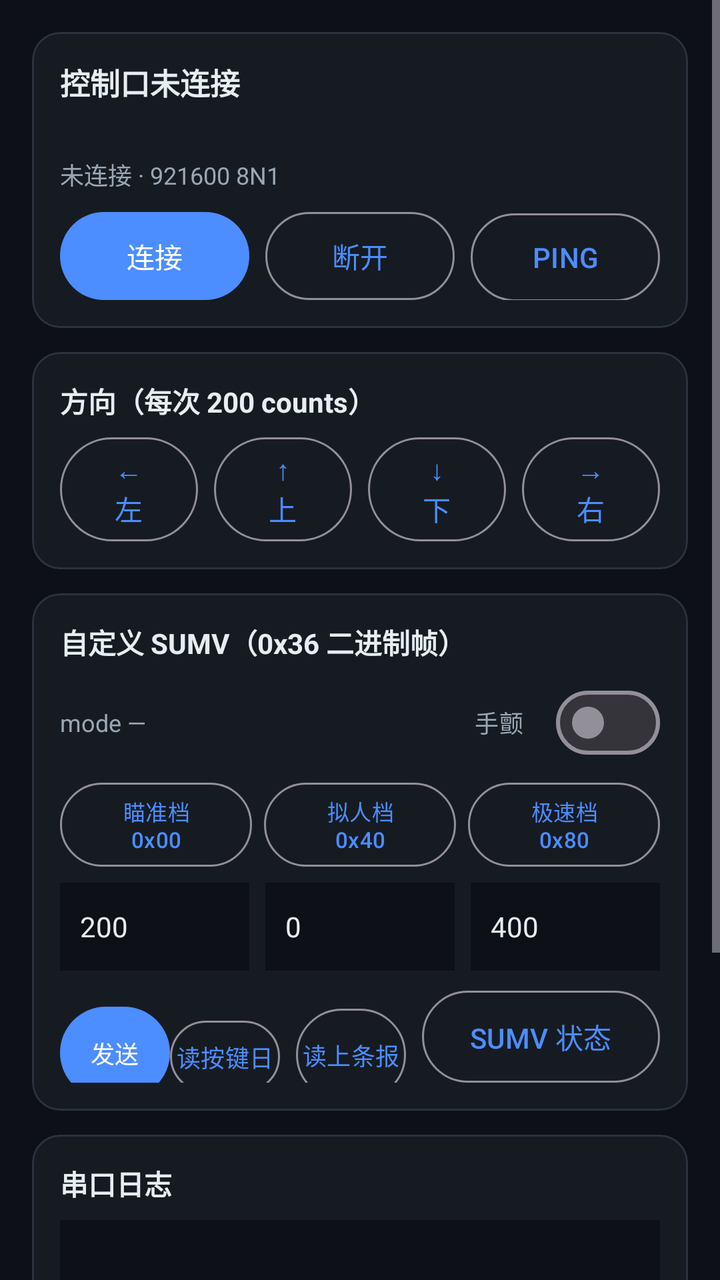
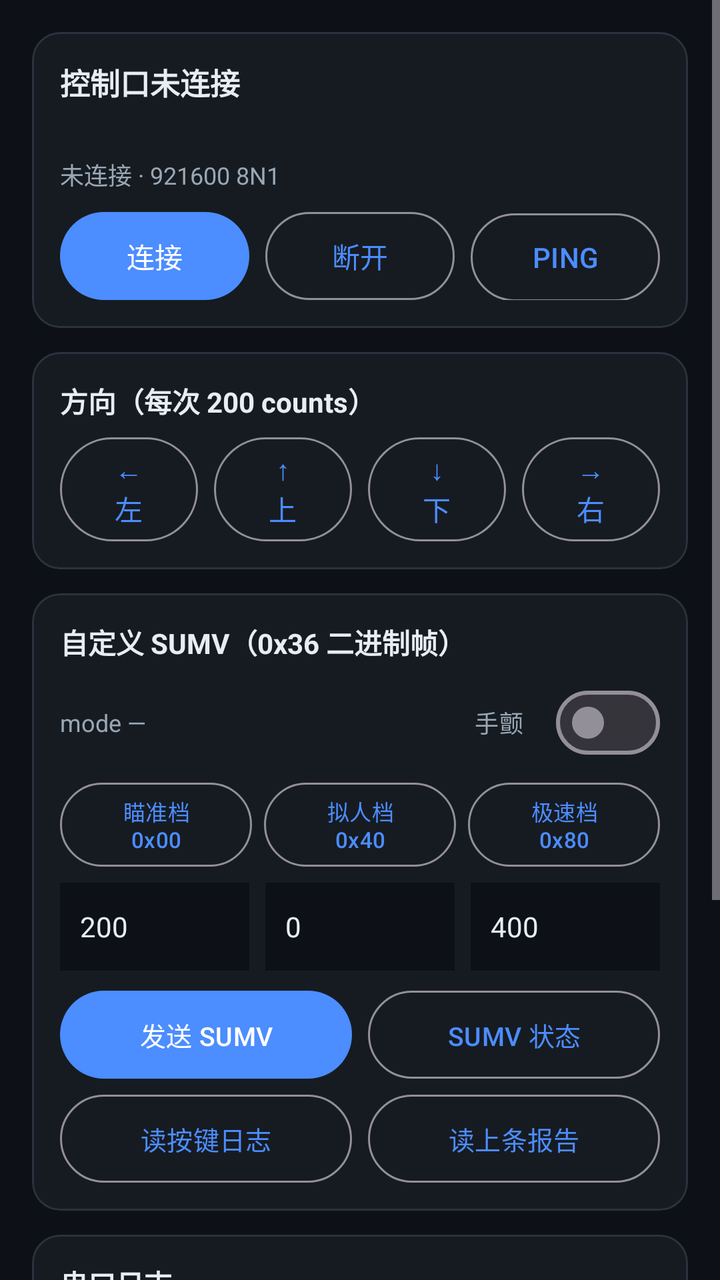

Screens rendered from an Android XML layout before and after an edit, with the pre-edit source and the edit as a unified diff.
<!-- AndroidManifest.xml: application theme Theme.MagicBullet -->
<!-- res/layout/fragment_keys.xml -->
<?xml version="1.0" encoding="utf-8"?>
<ScrollView xmlns:android="http://schemas.android.com/apk/res/android"
    xmlns:app="http://schemas.android.com/apk/res-auto"
    android:layout_width="match_parent"
    android:layout_height="match_parent"
    android:background="@color/bg_root"
    android:fillViewport="true">

    <LinearLayout
        android:layout_width="match_parent"
        android:layout_height="wrap_content"
        android:orientation="vertical"
        android:padding="16dp">

        
        <com.google.android.material.card.MaterialCardView
            android:layout_width="match_parent"
            android:layout_height="wrap_content"
            app:cardBackgroundColor="@color/surface"
            app:cardCornerRadius="14dp"
            app:strokeColor="@color/surface_stroke"
            app:strokeWidth="1dp">

            <LinearLayout
                android:layout_width="match_parent"
                android:layout_height="wrap_content"
                android:orientation="vertical"
                android:padding="14dp">

                <TextView
                    android:id="@+id/keys_status"
                    android:layout_width="match_parent"
                    android:layout_height="wrap_content"
                    android:text="@string/keys_status_idle"
                    android:textColor="@color/text_primary"
                    android:textSize="15sp"
                    android:textStyle="bold" />

                <TextView
                    android:id="@+id/keys_detail"
                    android:layout_width="match_parent"
                    android:layout_height="wrap_content"
                    android:layout_marginTop="4dp"
                    android:textColor="@color/text_secondary"
                    android:textSize="12sp" />

                <TextView
                    android:id="@+id/keys_link"
                    android:layout_width="match_parent"
                    android:layout_height="wrap_content"
                    android:layout_marginTop="6dp"
                    android:text="@string/keys_link_idle"
                    android:textColor="@color/text_secondary"
                    android:textSize="12sp" />

                <LinearLayout
                    android:layout_width="match_parent"
                    android:layout_height="wrap_content"
                    android:layout_marginTop="10dp"
                    android:orientation="horizontal">

                    <com.google.android.material.button.MaterialButton
                        android:id="@+id/keys_connect"
                        android:layout_width="0dp"
                        android:layout_height="44dp"
                        android:layout_weight="1"
                        android:insetTop="0dp"
                        android:insetBottom="0dp"
                        android:text="@string/keys_connect" />

                    <com.google.android.material.button.MaterialButton
                        android:id="@+id/keys_disconnect"
                        style="@style/Widget.Material3.Button.OutlinedButton"
                        android:layout_width="0dp"
                        android:layout_height="44dp"
                        android:layout_marginStart="8dp"
                        android:layout_weight="1"
                        android:insetTop="0dp"
                        android:insetBottom="0dp"
                        android:text="@string/keys_disconnect" />

                    <com.google.android.material.button.MaterialButton
                        android:id="@+id/keys_ping"
                        style="@style/Widget.Material3.Button.OutlinedButton"
                        android:layout_width="0dp"
                        android:layout_height="44dp"
                        android:layout_marginStart="8dp"
                        android:layout_weight="1"
                        android:insetTop="0dp"
                        android:insetBottom="0dp"
                        android:text="@string/keys_ping" />
                </LinearLayout>
            </LinearLayout>
        </com.google.android.material.card.MaterialCardView>

        
        <com.google.android.material.card.MaterialCardView
            android:layout_width="match_parent"
            android:layout_height="wrap_content"
            android:layout_marginTop="12dp"
            app:cardBackgroundColor="@color/surface"
            app:cardCornerRadius="14dp"
            app:strokeColor="@color/surface_stroke"
            app:strokeWidth="1dp">

            <LinearLayout
                android:layout_width="match_parent"
                android:layout_height="wrap_content"
                android:orientation="vertical"
                android:padding="14dp">

                <TextView
                    android:layout_width="match_parent"
                    android:layout_height="wrap_content"
                    android:text="@string/keys_pad_title"
                    android:textColor="@color/text_primary"
                    android:textSize="14sp"
                    android:textStyle="bold" />

                <LinearLayout
                    android:layout_width="match_parent"
                    android:layout_height="wrap_content"
                    android:layout_marginTop="8dp"
                    android:orientation="horizontal">

                    <com.google.android.material.button.MaterialButton
                        android:id="@+id/keys_left"
                        style="@style/Widget.Material3.Button.OutlinedButton"
                        android:layout_width="0dp"
                        android:layout_height="52dp"
                        android:layout_weight="1"
                        android:insetTop="0dp"
                        android:insetBottom="0dp"
                        android:text="@string/keys_left" />

                    <com.google.android.material.button.MaterialButton
                        android:id="@+id/keys_up"
                        style="@style/Widget.Material3.Button.OutlinedButton"
                        android:layout_width="0dp"
                        android:layout_height="52dp"
                        android:layout_marginStart="8dp"
                        android:layout_weight="1"
                        android:insetTop="0dp"
                        android:insetBottom="0dp"
                        android:text="@string/keys_up" />

                    <com.google.android.material.button.MaterialButton
                        android:id="@+id/keys_down"
                        style="@style/Widget.Material3.Button.OutlinedButton"
                        android:layout_width="0dp"
                        android:layout_height="52dp"
                        android:layout_marginStart="8dp"
                        android:layout_weight="1"
                        android:insetTop="0dp"
                        android:insetBottom="0dp"
                        android:text="@string/keys_down" />

                    <com.google.android.material.button.MaterialButton
                        android:id="@+id/keys_right"
                        style="@style/Widget.Material3.Button.OutlinedButton"
                        android:layout_width="0dp"
                        android:layout_height="52dp"
                        android:layout_marginStart="8dp"
                        android:layout_weight="1"
                        android:insetTop="0dp"
                        android:insetBottom="0dp"
                        android:text="@string/keys_right" />
                </LinearLayout>
            </LinearLayout>
        </com.google.android.material.card.MaterialCardView>

        
        <com.google.android.material.card.MaterialCardView
            android:layout_width="match_parent"
            android:layout_height="wrap_content"
            android:layout_marginTop="12dp"
            app:cardBackgroundColor="@color/surface"
            app:cardCornerRadius="14dp"
            app:strokeColor="@color/surface_stroke"
            app:strokeWidth="1dp">

            <LinearLayout
                android:layout_width="match_parent"
                android:layout_height="wrap_content"
                android:orientation="vertical"
                android:padding="14dp">

                <TextView
                    android:layout_width="match_parent"
                    android:layout_height="wrap_content"
                    android:text="@string/keys_sumv_title"
                    android:textColor="@color/text_primary"
                    android:textSize="14sp"
                    android:textStyle="bold" />

                <LinearLayout
                    android:layout_width="match_parent"
                    android:layout_height="wrap_content"
                    android:layout_marginTop="6dp"
                    android:gravity="center_vertical"
                    android:orientation="horizontal">

                    <TextView
                        android:id="@+id/keys_mode"
                        android:layout_width="0dp"
                        android:layout_height="wrap_content"
                        android:layout_weight="1"
                        android:text="@string/keys_mode_unknown"
                        android:textColor="@color/text_secondary"
                        android:textSize="12sp" />

                    <com.google.android.material.materialswitch.MaterialSwitch
                        android:id="@+id/keys_tremor"
                        android:layout_width="wrap_content"
                        android:layout_height="wrap_content"
                        android:text="@string/keys_tremor"
                        android:textColor="@color/text_secondary"
                        android:textSize="12sp" />
                </LinearLayout>

                <LinearLayout
                    android:layout_width="match_parent"
                    android:layout_height="wrap_content"
                    android:layout_marginTop="6dp"
                    android:orientation="horizontal">

                    <com.google.android.material.button.MaterialButton
                        android:id="@+id/keys_mode_aim"
                        style="@style/Widget.Material3.Button.OutlinedButton"
                        android:layout_width="0dp"
                        android:layout_height="42dp"
                        android:layout_weight="1"
                        android:insetTop="0dp"
                        android:insetBottom="0dp"
                        android:text="@string/keys_mode_aim"
                        android:textSize="11sp" />

                    <com.google.android.material.button.MaterialButton
                        android:id="@+id/keys_mode_human"
                        style="@style/Widget.Material3.Button.OutlinedButton"
                        android:layout_width="0dp"
                        android:layout_height="42dp"
                        android:layout_marginStart="6dp"
                        android:layout_weight="1"
                        android:insetTop="0dp"
                        android:insetBottom="0dp"
                        android:text="@string/keys_mode_human"
                        android:textSize="11sp" />

                    <com.google.android.material.button.MaterialButton
                        android:id="@+id/keys_mode_turbo"
                        style="@style/Widget.Material3.Button.OutlinedButton"
                        android:layout_width="0dp"
                        android:layout_height="42dp"
                        android:layout_marginStart="6dp"
                        android:layout_weight="1"
                        android:insetTop="0dp"
                        android:insetBottom="0dp"
                        android:text="@string/keys_mode_turbo"
                        android:textSize="11sp" />
                </LinearLayout>

                <LinearLayout
                    android:layout_width="match_parent"
                    android:layout_height="wrap_content"
                    android:layout_marginTop="8dp"
                    android:orientation="horizontal">

                    <EditText
                        android:id="@+id/keys_dx"
                        android:layout_width="0dp"
                        android:layout_height="44dp"
                        android:layout_weight="1"
                        android:autofillHints="none"
                        android:background="@color/bg_root"
                        android:hint="@string/keys_dx_hint"
                        android:importantForAutofill="no"
                        android:inputType="numberSigned"
                        android:paddingStart="10dp"
                        android:paddingEnd="10dp"
                        android:text="@string/keys_dx_default"
                        android:textColor="@color/text_primary"
                        android:textSize="14sp" />

                    <EditText
                        android:id="@+id/keys_dy"
                        android:layout_width="0dp"
                        android:layout_height="44dp"
                        android:layout_marginStart="8dp"
                        android:layout_weight="1"
                        android:autofillHints="none"
                        android:background="@color/bg_root"
                        android:hint="@string/keys_dy_hint"
                        android:importantForAutofill="no"
                        android:inputType="numberSigned"
                        android:paddingStart="10dp"
                        android:paddingEnd="10dp"
                        android:text="@string/keys_dy_default"
                        android:textColor="@color/text_primary"
                        android:textSize="14sp" />

                    <EditText
                        android:id="@+id/keys_speed"
                        android:layout_width="0dp"
                        android:layout_height="44dp"
                        android:layout_marginStart="8dp"
                        android:layout_weight="1"
                        android:autofillHints="none"
                        android:background="@color/bg_root"
                        android:hint="@string/keys_speed_hint"
                        android:importantForAutofill="no"
                        android:inputType="number"
                        android:paddingStart="10dp"
                        android:paddingEnd="10dp"
                        android:text="@string/keys_speed_default"
                        android:textColor="@color/text_primary"
                        android:textSize="14sp" />
                </LinearLayout>

                <LinearLayout
                    android:layout_width="match_parent"
                    android:layout_height="46dp"
                    android:layout_marginTop="10dp"
                    android:orientation="horizontal">

                    <com.google.android.material.button.MaterialButton
                        android:id="@+id/keys_send"
                        android:layout_width="0dp"
                        android:layout_height="46dp"
                        android:layout_weight="1"
                        android:insetLeft="0dp"
                        android:insetRight="0dp"
                        android:insetTop="0dp"
                        android:insetBottom="0dp"
                        android:maxLines="1"
                        android:paddingHorizontal="0dp"
                        android:text="@string/keys_send"
                        android:textSize="12sp" />

                    <com.google.android.material.button.MaterialButton
                        android:id="@+id/keys_btn_log"
                        style="@style/Widget.Material3.Button.OutlinedButton"
                        android:layout_width="0dp"
                        android:layout_height="44dp"
                        android:layout_marginTop="6dp"
                        android:layout_weight="1"
                        android:insetLeft="0dp"
                        android:insetRight="0dp"
                        android:maxLines="1"
                        android:paddingHorizontal="0dp"
                        android:text="@string/keys_btn_log"
                        android:textSize="12sp" />

                    <com.google.android.material.button.MaterialButton
                        android:id="@+id/keys_last_hid"
                        style="@style/Widget.Material3.Button.OutlinedButton"
                        android:layout_width="0dp"
                        android:layout_height="46dp"
                        android:layout_marginStart="8dp"
                        android:layout_weight="1"
                        android:insetLeft="0dp"
                        android:insetRight="0dp"
                        android:insetTop="0dp"
                        android:insetBottom="0dp"
                        android:maxLines="1"
                        android:paddingHorizontal="0dp"
                        android:text="@string/keys_last_hid"
                        android:textSize="12sp" />

                    <com.google.android.material.button.MaterialButton
                        android:id="@+id/keys_state"
                        style="@style/Widget.Material3.Button.OutlinedButton"
                        android:layout_width="wrap_content"
                        android:layout_height="46dp"
                        android:layout_marginStart="8dp"
                        android:insetTop="0dp"
                        android:insetBottom="0dp"
                        android:text="@string/keys_state" />
                </LinearLayout>
            </LinearLayout>
        </com.google.android.material.card.MaterialCardView>

        
        <com.google.android.material.card.MaterialCardView
            android:layout_width="match_parent"
            android:layout_height="wrap_content"
            android:layout_marginTop="12dp"
            app:cardBackgroundColor="@color/surface"
            app:cardCornerRadius="14dp"
            app:strokeColor="@color/surface_stroke"
            app:strokeWidth="1dp">

            <LinearLayout
                android:layout_width="match_parent"
                android:layout_height="wrap_content"
                android:orientation="vertical"
                android:padding="14dp">

                <TextView
                    android:layout_width="match_parent"
                    android:layout_height="wrap_content"
                    android:text="@string/keys_log_title"
                    android:textColor="@color/text_primary"
                    android:textSize="14sp"
                    android:textStyle="bold" />

                <ScrollView
                    android:id="@+id/keys_log_scroll"
                    android:layout_width="match_parent"
                    android:layout_height="220dp"
                    android:layout_marginTop="8dp"
                    android:background="@color/bg_root"
                    android:padding="8dp">

                    <TextView
                        android:id="@+id/keys_log"
                        android:layout_width="match_parent"
                        android:layout_height="wrap_content"
                        android:fontFamily="monospace"
                        android:textColor="@color/text_secondary"
                        android:textSize="11sp" />
                </ScrollView>
            </LinearLayout>
        </com.google.android.material.card.MaterialCardView>
    </LinearLayout>
</ScrollView>
<!-- resources referenced by this layout -->
<resources>
  <color name="bg_root">#FF0D1117</color>
  <color name="surface">#FF161B22</color>
  <color name="surface_stroke">#FF2A323D</color>
  <color name="text_primary">#FFE6EDF3</color>
  <color name="text_secondary">#FF9AA7B4</color>
  <string name="keys_btn_log">读按键日志</string>
  <string name="keys_connect">连接</string>
  <string name="keys_disconnect">断开</string>
  <string name="keys_down">↓ 下</string>
  <string name="keys_dx_default">200</string>
  <string name="keys_dx_hint">dx</string>
  <string name="keys_dy_default">0</string>
  <string name="keys_dy_hint">dy</string>
  <string name="keys_last_hid">读上条报告</string>
  <string name="keys_left">← 左</string>
  <string name="keys_link_idle">未连接 · 921600 8N1</string>
  <string name="keys_log_title">串口日志</string>
  <string name="keys_mode_aim">瞄准档 0x00</string>
  <string name="keys_mode_human">拟人档 0x40</string>
  <string name="keys_mode_turbo">极速档 0x80</string>
  <string name="keys_mode_unknown">mode —</string>
  <string name="keys_pad_title">方向（每次 200 counts）</string>
  <string name="keys_ping">PING</string>
  <string name="keys_right">→ 右</string>
  <string name="keys_send">发送 SUMV</string>
  <string name="keys_speed_default">400</string>
  <string name="keys_speed_hint">speed</string>
  <string name="keys_state">SUMV 状态</string>
  <string name="keys_status_idle">控制口未连接</string>
  <string name="keys_sumv_title">自定义 SUMV（0x36 二进制帧）</string>
  <string name="keys_tremor">手颤</string>
  <string name="keys_up">↑ 上</string>
  <style name="Theme.MagicBullet" parent="Theme.Material3.Dark.NoActionBar">
          <item name="colorPrimary">@color/accent</item>
          <item name="colorOnPrimary">#FFFFFFFF</item>
          <item name="colorSurface">@color/surface</item>
          <item name="colorOnSurface">@color/text_primary</item>
          <item name="colorOnSurfaceVariant">@color/text_secondary</item>
          <item name="android:windowBackground">@color/bg_root</item>
          <item name="android:statusBarColor">@android:color/transparent</item>
          <item name="android:navigationBarColor">@android:color/transparent</item>
      </style>
  <color name="accent">#FF4C8DFF</color>
</resources>

<!-- the commit's change to res/layout/fragment_keys.xml (unified diff, before → after) -->
@@ -317,65 +317,69 @@
                         android:textSize="14sp" />
                 </LinearLayout>
 
-                <LinearLayout
-                    android:layout_width="match_parent"
-                    android:layout_height="46dp"
+                
+                <LinearLayout
+                    android:layout_width="match_parent"
+                    android:layout_height="wrap_content"
                     android:layout_marginTop="10dp"
                     android:orientation="horizontal">
 
                     <com.google.android.material.button.MaterialButton
                         android:id="@+id/keys_send"
                         android:layout_width="0dp"
-                        android:layout_height="46dp"
-                        android:layout_weight="1"
-                        android:insetLeft="0dp"
-                        android:insetRight="0dp"
+                        android:layout_height="44dp"
+                        android:layout_weight="1"
                         android:insetTop="0dp"
                         android:insetBottom="0dp"
                         android:maxLines="1"
-                        android:paddingHorizontal="0dp"
                         android:text="@string/keys_send"
-                        android:textSize="12sp" />
+                        android:textSize="13sp" />
+
+                    <com.google.android.material.button.MaterialButton
+                        android:id="@+id/keys_state"
+                        style="@style/Widget.Material3.Button.OutlinedButton"
+                        android:layout_width="0dp"
+                        android:layout_height="44dp"
+                        android:layout_marginStart="8dp"
+                        android:layout_weight="1"
+                        android:insetTop="0dp"
+                        android:insetBottom="0dp"
+                        android:maxLines="1"
+                        android:text="@string/keys_state"
+                        android:textSize="13sp" />
+                </LinearLayout>
+
+                
+                <LinearLayout
+                    android:layout_width="match_parent"
+                    android:layout_height="wrap_content"
+                    android:layout_marginTop="8dp"
+                    android:orientation="horizontal">
 
                     <com.google.android.material.button.MaterialButton
                         android:id="@+id/keys_btn_log"
                         style="@style/Widget.Material3.Button.OutlinedButton"
                         android:layout_width="0dp"
                         android:layout_height="44dp"
-                        android:layout_marginTop="6dp"
-                        android:layout_weight="1"
-                        android:insetLeft="0dp"
-                        android:insetRight="0dp"
+                        android:layout_weight="1"
+                        android:insetTop="0dp"
+                        android:insetBottom="0dp"
                         android:maxLines="1"
-                        android:paddingHorizontal="0dp"
                         android:text="@string/keys_btn_log"
-                        android:textSize="12sp" />
+                        android:textSize="13sp" />
 
                     <com.google.android.material.button.MaterialButton
                         android:id="@+id/keys_last_hid"
                         style="@style/Widget.Material3.Button.OutlinedButton"
                         android:layout_width="0dp"
-                        android:layout_height="46dp"
-                        android:layout_marginStart="8dp"
-                        android:layout_weight="1"
-                        android:insetLeft="0dp"
-                        android:insetRight="0dp"
+                        android:layout_height="44dp"
+                        android:layout_marginStart="8dp"
+                        android:layout_weight="1"
                         android:insetTop="0dp"
                         android:insetBottom="0dp"
                         android:maxLines="1"
-                        android:paddingHorizontal="0dp"
                         android:text="@string/keys_last_hid"
-                        android:textSize="12sp" />
-
-                    <com.google.android.material.button.MaterialButton
-                        android:id="@+id/keys_state"
-                        style="@style/Widget.Material3.Button.OutlinedButton"
-                        android:layout_width="wrap_content"
-                        android:layout_height="46dp"
-                        android:layout_marginStart="8dp"
-                        android:insetTop="0dp"
-                        android:insetBottom="0dp"
-                        android:text="@string/keys_state" />
+                        android:textSize="13sp" />
                 </LinearLayout>
             </LinearLayout>
         </com.google.android.material.card.MaterialCardView>
